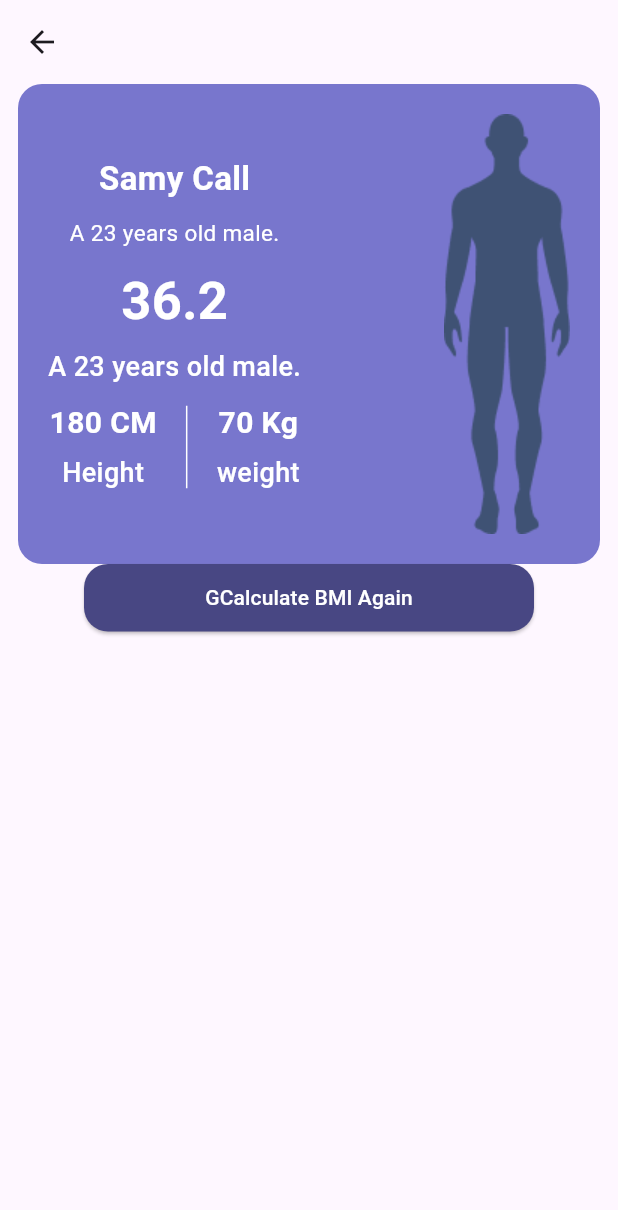
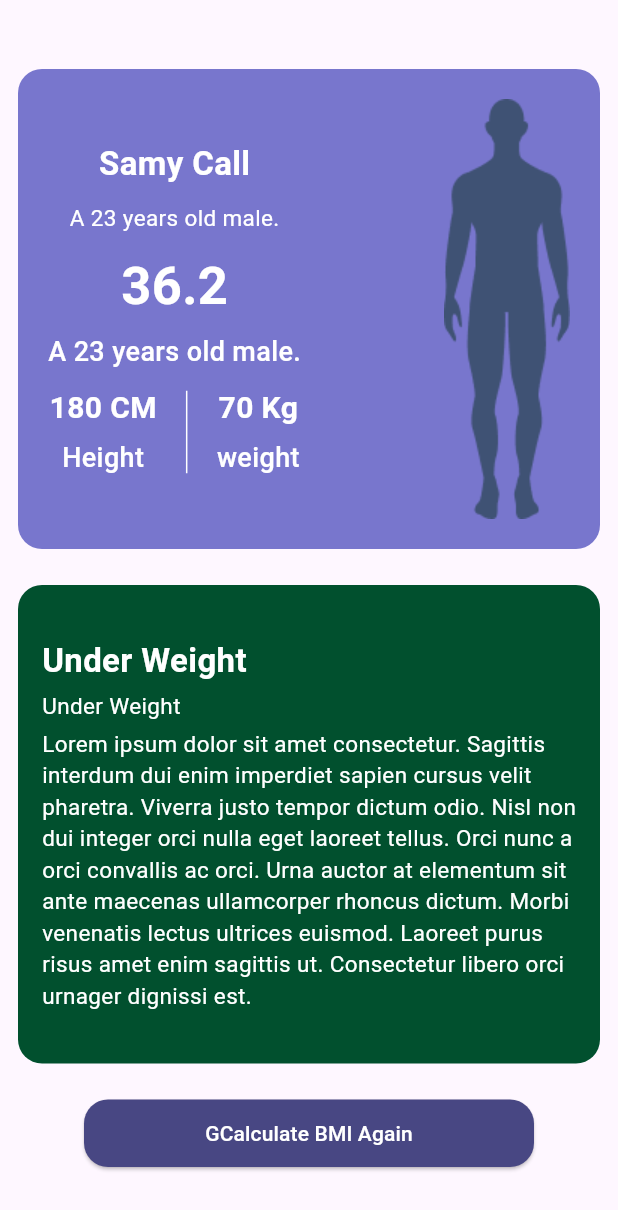
Before and after one commit to MohammedEmadSelim/bmi, a Flutter app: the ResultScreen screen opened directly, on a phone screen of 412 x 824 dp. Shown: the top 1210 px of the screen. Run offline on Flutter 3.47's test engine with Material 3 defaults, Android fonts, the phone set to English and light mode, and no system bars.

Commit message:
second part of result screen

```diff
--- a/lib/core/theme/colors.dart
+++ b/lib/core/theme/colors.dart
@@ -4,6 +4,7 @@ class AppColors{
 static const  Color primary = Color(0xff7876CD);
 static const  Color darkPurple = Color(0xff484783);
 static const  Color white = Color(0xffFFFFFF);
+static const  Color green = Color(0xff01502E);
 static const Color greyWhite = Color(0x80F8F9FF); // 50% opacity greyish-white color
 
 }
--- a/lib/view/result_screen.dart
+++ b/lib/view/result_screen.dart
@@ -7,16 +7,18 @@ class ResultScreen extends StatelessWidget {
   @override
   Widget build(BuildContext context) {
     return Scaffold(
-      appBar: AppBar(),
-      body: Padding(
+
+      body: SafeArea(
+        child: Padding(
           padding: const EdgeInsets.symmetric(horizontal: 12.0),
           child: Column(
+            mainAxisAlignment: MainAxisAlignment.center,
             children: [
               Container(
                 padding: EdgeInsets.all(20),
                 decoration: BoxDecoration(
                   color: AppColors.primary,
-                borderRadius: BorderRadius.circular(16)
+                  borderRadius: BorderRadius.circular(16),
                 ),
                 child: Row(
                   mainAxisAlignment: MainAxisAlignment.spaceBetween,
@@ -37,7 +39,7 @@ class ResultScreen extends StatelessWidget {
                                     fontWeight: FontWeight.w700,
                                   ),
                                 ),
-                              SizedBox(height: 10,),
+                                SizedBox(height: 10),
                                 Text(
                                   "A 23 years old male.",
                                   style: TextStyle(
@@ -51,7 +53,7 @@ class ResultScreen extends StatelessWidget {
                             ),
                           ],
                         ),
-                      SizedBox(height: 10,),
+                        SizedBox(height: 10),
                         Row(
                           children: [
                             Column(
@@ -66,7 +68,7 @@ class ResultScreen extends StatelessWidget {
                                     fontWeight: FontWeight.w700,
                                   ),
                                 ),
-                              SizedBox(height: 6,),
+                                SizedBox(height: 6),
                                 Text(
                                   "A 23 years old male.",
                                   style: TextStyle(
@@ -80,10 +82,9 @@ class ResultScreen extends StatelessWidget {
                             ),
                           ],
                         ),
-                      SizedBox(height: 10,),
+                        SizedBox(height: 10),
                         Row(
                           children: [
-
                             Column(
                               children: [
                                 Text(
@@ -94,8 +95,9 @@ class ResultScreen extends StatelessWidget {
                                     fontSize: 20,
 
                                     fontWeight: FontWeight.w700,
-                                ),                              ),
-                              SizedBox(height: 6,),
+                                  ),
+                                ),
+                                SizedBox(height: 6),
                                 Text(
                                   "Height",
                                   style: TextStyle(
@@ -107,14 +109,12 @@ class ResultScreen extends StatelessWidget {
                                 ),
                               ],
                             ),
-                          SizedBox(width: 12,),
+                            SizedBox(width: 12),
                             SizedBox(
                               height: 55,
-                            child: VerticalDivider(
-                              color: AppColors.white,
+                              child: VerticalDivider(color: AppColors.white),
                             ),
-                          ),
-                          SizedBox(width: 12,),
+                            SizedBox(width: 12),
                             Column(
                               children: [
                                 Text(
@@ -125,8 +125,9 @@ class ResultScreen extends StatelessWidget {
                                     fontSize: 20,
 
                                     fontWeight: FontWeight.w700,
-                                ),                              ),
-                              SizedBox(height: 6,),
+                                  ),
+                                ),
+                                SizedBox(height: 6),
                                 Text(
                                   "weight",
                                   style: TextStyle(
@@ -146,7 +147,49 @@ class ResultScreen extends StatelessWidget {
                   ],
                 ),
               ),
-            Container(),
+              SizedBox(height: 24),
+
+              Container(
+                padding: EdgeInsets.symmetric(vertical: 35,horizontal: 16),
+                decoration: BoxDecoration(
+                  color: AppColors.green,
+                  borderRadius: BorderRadius.circular(16),
+                ),
+                child: Column(
+                  crossAxisAlignment: CrossAxisAlignment.start,
+                  children: [
+                    Text(
+                      "Under Weight",
+                      style: TextStyle(
+                        fontWeight: FontWeight.w700,
+                        fontSize: 22,
+                        color: AppColors.white,
+                      ),
+                    ),
+                    SizedBox(height: 4),
+                    Text(
+                      "Under Weight",
+                      style: TextStyle(
+                        fontWeight: FontWeight.w400,
+                        fontSize: 15,
+                        color: AppColors.white,
+                      ),
+                    ),
+                    SizedBox(height: 4),
+
+                    Text(
+                      "Lorem ipsum dolor sit amet consectetur. Sagittis interdum dui enim imperdiet sapien cursus velit pharetra. Viverra justo tempor dictum odio. Nisl non dui integer orci nulla eget laoreet tellus. Orci nunc a orci convallis ac orci. Urna auctor at elementum sit ante maecenas ullamcorper rhoncus dictum. Morbi venenatis lectus ultrices euismod. Laoreet purus risus amet enim sagittis ut. Consectetur libero orci urnager dignissi est.",
+                      style: TextStyle(
+                        fontWeight: FontWeight.w400,
+                        fontSize: 15,
+                        color: AppColors.white,
+                      ),
+                    ),
+                  ],
+                ),
+              ),
+              SizedBox(height: 24,),
+
               SizedBox(
                 width: 300,
                 height: 45,
@@ -154,9 +197,9 @@ class ResultScreen extends StatelessWidget {
                   onPressed: () {
                     /// navigate to mew screen
 
-                  Navigator.of(
-                    context,
-                  ).push(MaterialPageRoute(builder: (context) => ResultScreen()));
+                    Navigator.of(context).push(
+                      MaterialPageRoute(builder: (context) => ResultScreen()),
+                    );
                   },
                   style: ElevatedButton.styleFrom(
                     shape: RoundedRectangleBorder(
@@ -176,6 +219,7 @@ class ResultScreen extends StatelessWidget {
             ],
           ),
         ),
+      ),
     );
   }
 }
```
Lines whose indentation alone changed are shown as unchanged.
